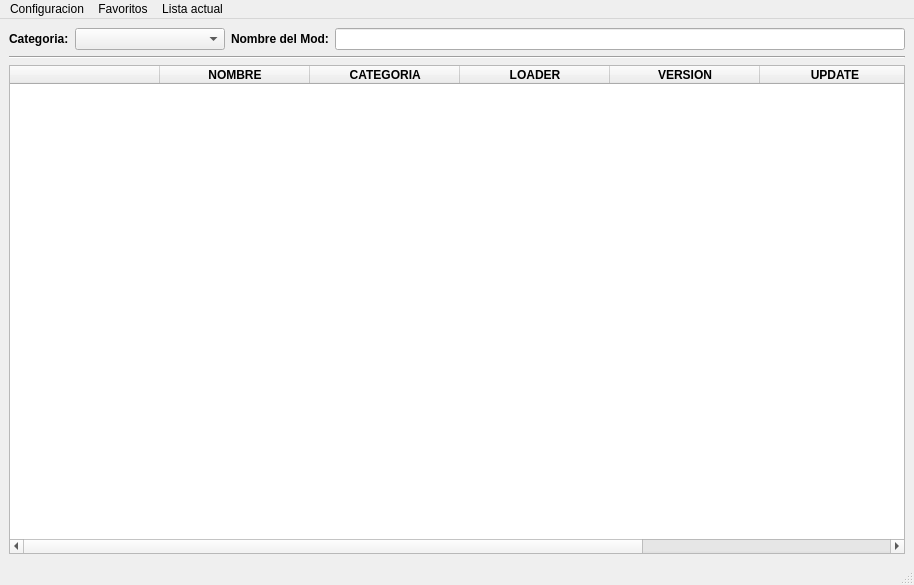
Above: pyqt_windows/main_window.ui from MelonRodante/ModList before the change. Below: the same form after it.
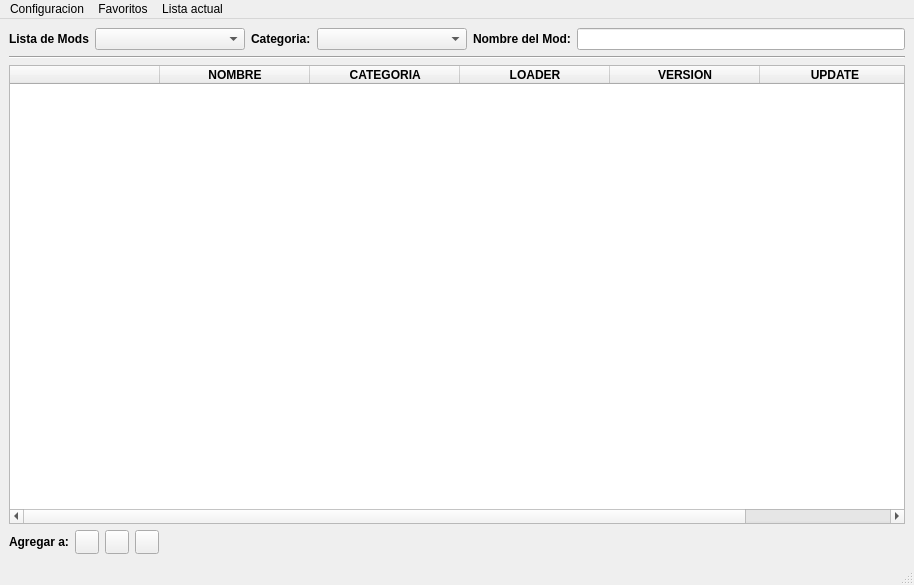
That is the form after the change. Icons and pictures are not drawn.

Commit message: Cambios en las tablas de la base de datos y en la interfaz

```diff
--- a/pyqt_windows/main_window.ui
+++ b/pyqt_windows/main_window.ui
@@ -42,6 +42,29 @@
       <property name="bottomMargin">
        <number>0</number>
       </property>
+      <item>
+       <widget class="QLabel" name="label">
+        <property name="font">
+         <font>
+          <weight>75</weight>
+          <bold>true</bold>
+         </font>
+        </property>
+        <property name="text">
+         <string>Lista de Mods</string>
+        </property>
+       </widget>
+      </item>
+      <item>
+       <widget class="QComboBox" name="comboBox">
+        <property name="minimumSize">
+         <size>
+          <width>150</width>
+          <height>0</height>
+         </size>
+        </property>
+       </widget>
+      </item>
       <item>
        <widget class="QLabel" name="lblCategory">
         <property name="font">
@@ -132,7 +155,7 @@
        <number>150</number>
       </attribute>
       <attribute name="horizontalHeaderMinimumSectionSize">
-       <number>10</number>
+       <number>17</number>
       </attribute>
       <attribute name="verticalHeaderDefaultSectionSize">
        <number>40</number>
@@ -200,13 +223,104 @@
         </font>
        </property>
       </column>
-      <column>
-       <property name="text">
-        <string/>
-       </property>
-      </column>
      </widget>
     </item>
+    <item>
+     <layout class="QHBoxLayout" name="horizontalLayout">
+      <property name="topMargin">
+       <number>0</number>
+      </property>
+      <item>
+       <widget class="QLabel" name="label_2">
+        <property name="minimumSize">
+         <size>
+          <width>0</width>
+          <height>0</height>
+         </size>
+        </property>
+        <property name="font">
+         <font>
+          <weight>75</weight>
+          <bold>true</bold>
+         </font>
+        </property>
+        <property name="text">
+         <string>Agregar a:</string>
+        </property>
+       </widget>
+      </item>
+      <item>
+       <widget class="QPushButton" name="pushButton">
+        <property name="minimumSize">
+         <size>
+          <width>24</width>
+          <height>24</height>
+         </size>
+        </property>
+        <property name="maximumSize">
+         <size>
+          <width>24</width>
+          <height>24</height>
+         </size>
+        </property>
+        <property name="text">
+         <string/>
+        </property>
+       </widget>
+      </item>
+      <item>
+       <widget class="QPushButton" name="pushButton_2">
+        <property name="minimumSize">
+         <size>
+          <width>24</width>
+          <height>24</height>
+         </size>
+        </property>
+        <property name="maximumSize">
+         <size>
+          <width>24</width>
+          <height>24</height>
+         </size>
+        </property>
+        <property name="text">
+         <string/>
+        </property>
+       </widget>
+      </item>
+      <item>
+       <widget class="QPushButton" name="pushButton_3">
+        <property name="minimumSize">
+         <size>
+          <width>24</width>
+          <height>24</height>
+         </size>
+        </property>
+        <property name="maximumSize">
+         <size>
+          <width>24</width>
+          <height>24</height>
+         </size>
+        </property>
+        <property name="text">
+         <string/>
+        </property>
+       </widget>
+      </item>
+      <item>
+       <spacer name="horizontalSpacer">
+        <property name="orientation">
+         <enum>Qt::Horizontal</enum>
+        </property>
+        <property name="sizeHint" stdset="0">
+         <size>
+          <width>40</width>
+          <height>20</height>
+         </size>
+        </property>
+       </spacer>
+      </item>
+     </layout>
+    </item>
    </layout>
   </widget>
   <widget class="QMenuBar" name="menubar">
```
The commit also changes 5 other files.
